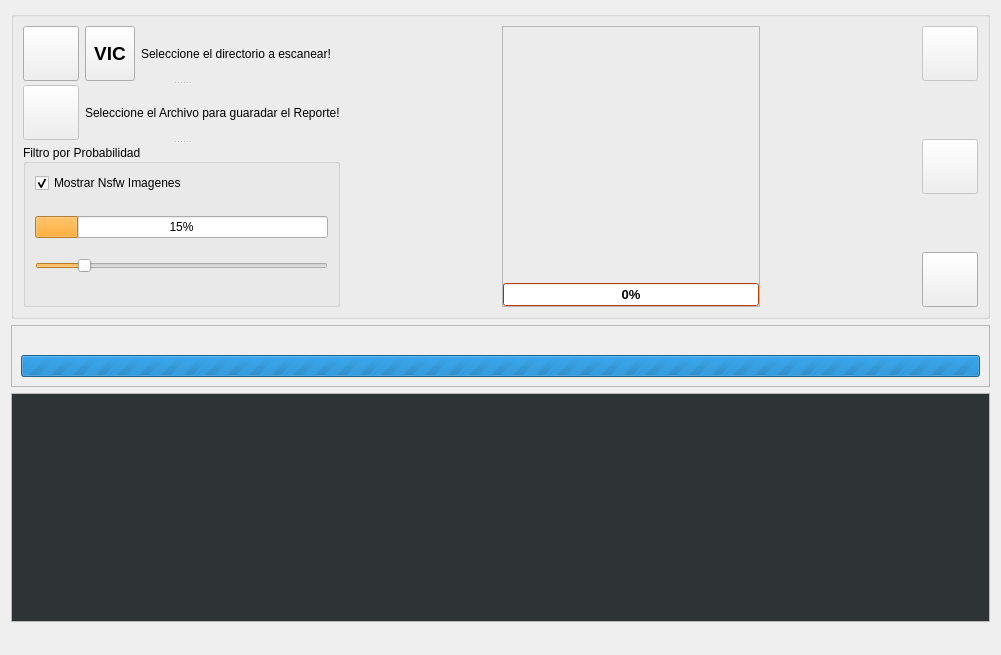
Before: the Qt Designer form src/ui/scann_ui/ui_nsfw_scann.ui in sclMAX/NsfwScannAndExplorer, drawn with Qt 5.
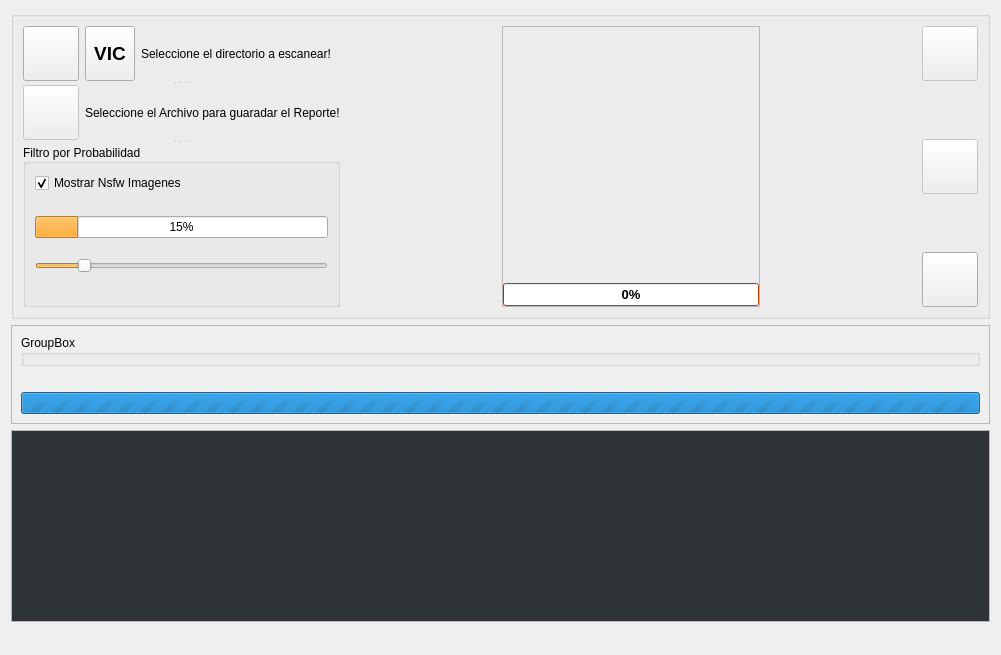
After: the same form once the commit is applied. Icons and pictures are not drawn.

Commit message: Ajustes menores

Patch:
```diff
--- a/src/ui/scann_ui/ui_nsfw_scann.ui
+++ b/src/ui/scann_ui/ui_nsfw_scann.ui
@@ -1026,6 +1026,13 @@
       <enum>QFrame::Raised</enum>
      </property>
      <layout class="QVBoxLayout" name="verticalLayout_4">
+      <item>
+       <widget class="QGroupBox" name="groupBox_3">
+        <property name="title">
+         <string>GroupBox</string>
+        </property>
+       </widget>
+      </item>
       <item alignment="Qt::AlignTop">
        <widget class="QLabel" name="lblProgressBar">
         <property name="sizePolicy">
```
Left out of the diff: 3 changed lines with no effect on the pictures. The commit also changes 1 other file.
